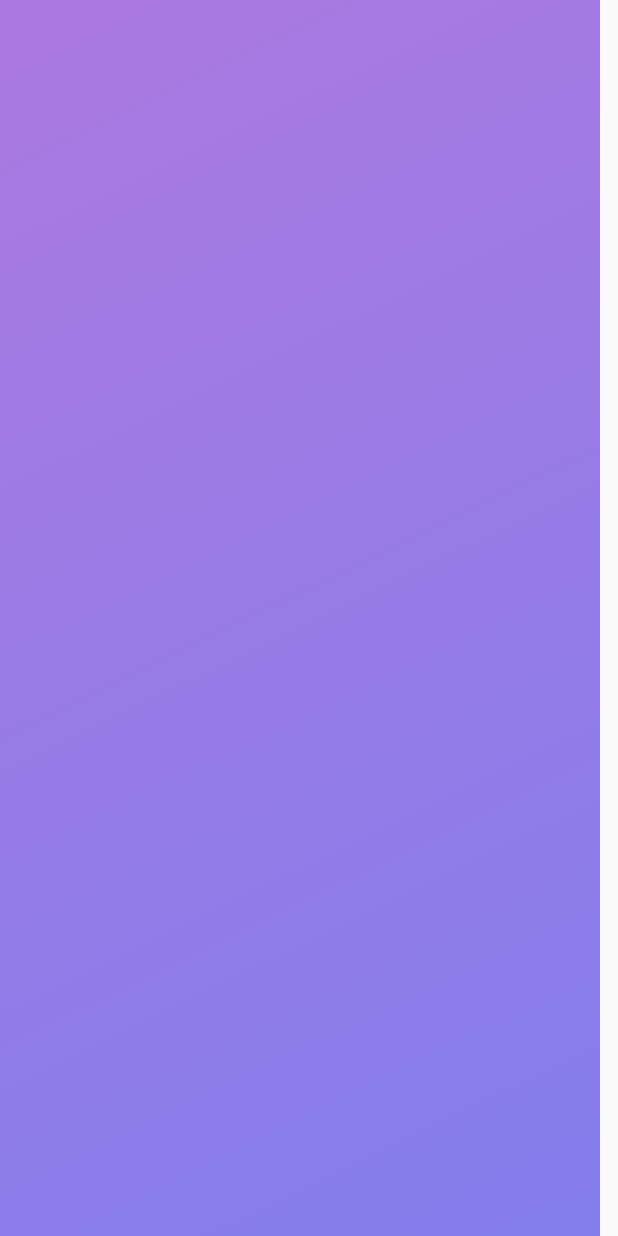
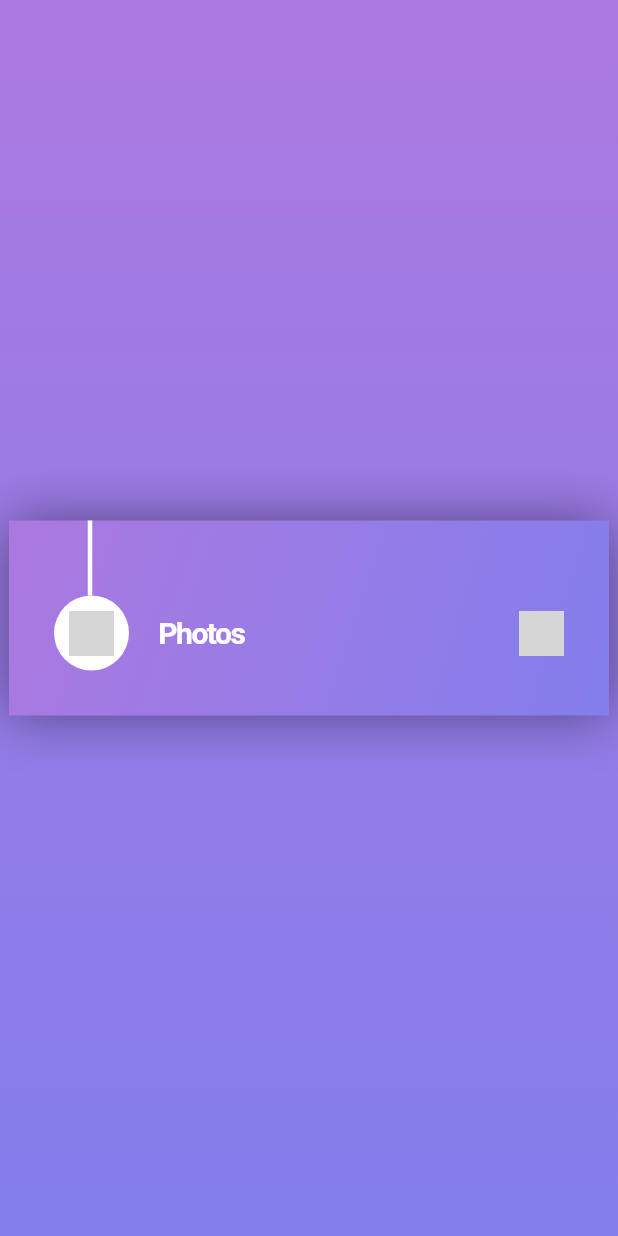
Before and after one commit to sparklaunch/Frontloops_12, a Flutter app: the screen it shows after launch, on a phone screen of 412 x 824 dp. Run offline on Flutter 3.47's test engine with Material 2 defaults, Android fonts, the phone set to English and light mode, and no system bars; grey boxes are pictures that could not be loaded.

Commit message:
add header

```diff
--- a/lib/components/Header.dart
+++ b/lib/components/Header.dart
@@ -1,8 +1,65 @@
 import "package:flutter/material.dart";
+
+import "package:frontloops_12/components/VerticalLine.dart";
 
 class Header extends StatelessWidget {
   @override
   Widget build(BuildContext context) {
-    return Container();
+    return Container(
+      padding: EdgeInsets.symmetric(
+        horizontal: 30.0,
+      ),
+      child: Column(
+        children: [
+          VerticalLine(
+            height: 50.0,
+            color: Colors.white,
+          ),
+          Row(
+            mainAxisAlignment: MainAxisAlignment.spaceBetween,
+            children: [
+              Container(
+                child: Row(
+                  children: [
+                    Container(
+                      alignment: Alignment.center,
+                      width: 50.0,
+                      height: 50.0,
+                      decoration: BoxDecoration(
+                        shape: BoxShape.circle,
+                        color: Colors.white,
+                      ),
+                      child: Image.asset(
+                        "./assets/images/photo.png",
+                        scale: 0.8,
+                      ),
+                    ),
+                    SizedBox(
+                      width: 20.0,
+                    ),
+                    Text(
+                      "Photos",
+                      style: TextStyle(
+                        color: Colors.white,
+                        fontSize: 20.0,
+                        fontWeight: FontWeight.bold,
+                        letterSpacing: -1,
+                      ),
+                    ),
+                  ],
+                ),
+              ),
+              Image.asset(
+                "./assets/images/arrow.png",
+                scale: 0.8,
+              ),
+            ],
+          ),
+          SizedBox(
+            height: 30.0,
+          ),
+        ],
+      ),
+    );
   }
 }
--- /dev/null
+++ b/lib/components/VerticalLine.dart
@@ -0,0 +1,27 @@
+import "package:flutter/material.dart";
+
+class VerticalLine extends StatelessWidget {
+  final double height;
+  final Color color;
+  VerticalLine({
+    @required this.height,
+    @required this.color,
+  });
+  @override
+  Widget build(BuildContext context) {
+    return Container(
+      alignment: Alignment.topLeft,
+      height: this.height,
+      child: Transform.translate(
+        offset: Offset(
+          16.0,
+          0,
+        ),
+        child: VerticalDivider(
+          thickness: 3.0,
+          color: this.color,
+        ),
+      ),
+    );
+  }
+}
--- a/lib/screens/MainScreen.dart
+++ b/lib/screens/MainScreen.dart
@@ -8,6 +8,7 @@
   Widget build(BuildContext context) {
     return Scaffold(
       body: Container(
+        alignment: Alignment.center,
         decoration: BoxDecoration(
           gradient: LinearGradient(
             colors: [
@@ -42,8 +43,15 @@
               stops: [0, 1],
               tileMode: TileMode.clamp,
             ),
+            boxShadow: [
+              BoxShadow(
+                color: Colors.black45,
+                blurRadius: 30.0,
+              ),
+            ],
           ),
           child: Column(
+            mainAxisSize: MainAxisSize.min,
             children: [
               Header(),
             ],
--- a/pubspec.yaml
+++ b/pubspec.yaml
@@ -48,7 +48,8 @@
   # assets:
   #   - images/a_dot_burr.jpeg
   #   - images/a_dot_ham.jpeg
-
+  assets:
+    - ./assets/images/
   # An image asset can refer to one or more resolution-specific "variants", see
   # https://flutter.dev/assets-and-images/#resolution-aware.
 
```
Also changed, not shown: assets/images/arrow.png (added), assets/images/folder.png (added), assets/images/photo.png (added), 1 other file.
